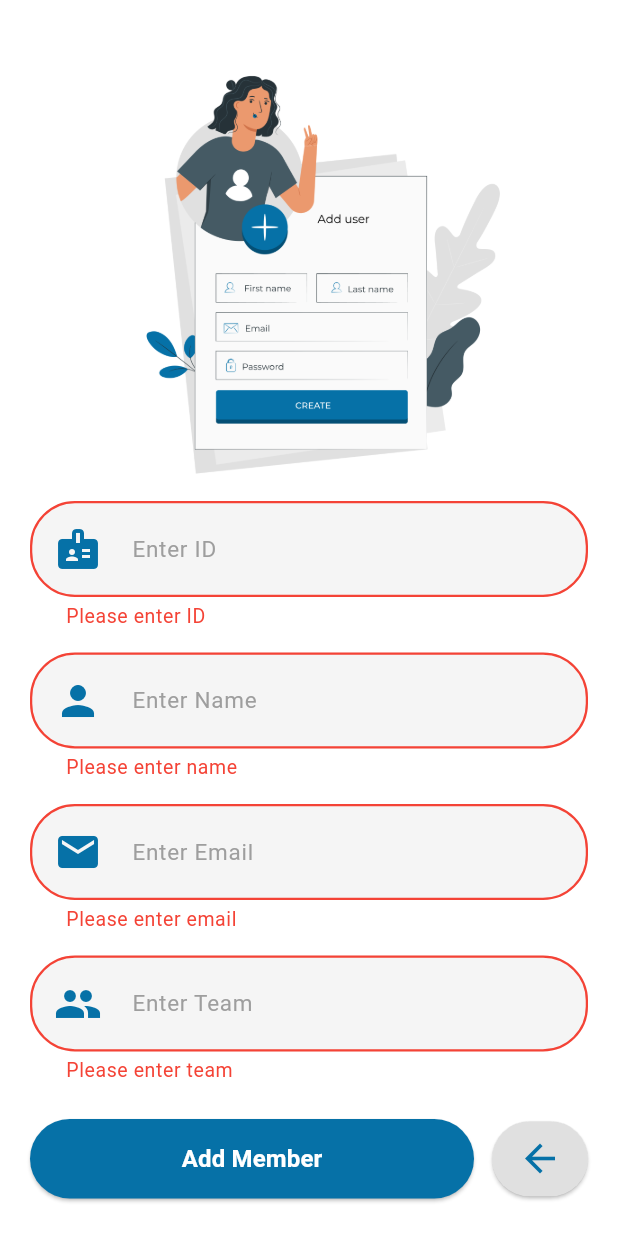
After one commit to Ali-Abdelnaser/Registrations-, a Flutter app: the AddMemberScreen screen opened directly, after a tap on "Add Member", on a phone screen of 412 x 824 dp. The commit adds this screen. Run offline on Flutter 3.47's test engine with Material 3 defaults, Android fonts, the light colour scheme and no system bars; our stand-ins replace equatable, flutter_bloc, flutter_svg, pie_chart, supabase_flutter; missing offline and left inert: mobile_scanner; accounts and stored records are empty; project files that could hold a hidden picture were left out.

Commit message:
Add New Member

```diff
--- a/lib/Logic/cubit/attendes_cubit.dart
+++ b/lib/Logic/cubit/attendes_cubit.dart
@@ -24,6 +24,34 @@ class BranchMembersCubit extends Cubit<BranchMembersState> {
     }
   }
 
+  Future<void> addMember({
+  required String id,
+  required String name,
+  required String email,
+  required String team,
+}) async {
+  try {
+    final success = await repository.addBranchMember({
+      'id': id,
+      'Name': name,
+      'email': email,
+      'Team': team,
+      'attendance': false,
+      'scannedAt': null,
+    });
+
+    if (!success) {
+      emit(BranchMembersError("Failed to insert member"));
+    } else {
+      // تقدر تعمل emit لنجاح هنا لو عايز
+    }
+  } catch (e) {
+    emit(BranchMembersError(e.toString()));
+    rethrow; // 👈 دي مهمة عشان الـ UI يقدر يلتقط الغلط في onPressed
+  }
+}
+
+
   /// ✅ بحث
   Future<void> searchMembers(String query) async {
     emit(BranchMembersLoading());
@@ -46,10 +74,13 @@ class BranchMembersCubit extends Cubit<BranchMembersState> {
   }
 
   /// ✅ مسح
-  Future<void> deleteMember(String id) async {
+  Future<void> resetAttendance(String id) async {
     try {
-      await repository.deleteBranchMember(id);
-      // نفس الكلام، الاستريم هيعمل التحديث تلقائي
+      await repository.updateBranchMember(id, {
+        'attendance': false,
+        'scannedAt': null, // ✅ هنخليها فاضية
+      });
+      // الاستريم هيعمل التحديث تلقائي
     } catch (e) {
       emit(BranchMembersError(e.toString()));
     }
--- a/lib/core/constants/app_colors.dart
+++ b/lib/core/constants/app_colors.dart
@@ -4,4 +4,5 @@ import 'package:flutter/material.dart';
 class AppColors {
   static const Color Blue = Color.fromARGB(255, 6, 113, 167);
   static const Color white = Color.fromARGB(255, 255, 255, 255);
+  static const Color red = Colors.red;
 }
--- a/lib/data/models/attendee.dart
+++ b/lib/data/models/attendee.dart
@@ -4,7 +4,7 @@ class Attendee {
   final String team;
   final String email;
   final bool attendance;
-  final DateTime? scanTime;
+  final DateTime? scannedAt;
 
   Attendee({
     required this.id,
@@ -12,7 +12,7 @@ class Attendee {
     required this.email,
     required this.team,
     this.attendance = false,
-    this.scanTime,
+    this.scannedAt,
   });
 
   factory Attendee.fromMap(Map<String, dynamic> map) {
@@ -22,8 +22,8 @@ class Attendee {
       email: map['email'],
       team: map['Team'],
       attendance: map['attendance'] ?? false,
-      scanTime: map['scan_time'] != null
-          ? DateTime.parse(map['scan_time'])
+      scannedAt: map['scannedAt'] != null
+          ? DateTime.parse(map['scannedAt'])
           : null,
     );
   }
@@ -34,7 +34,7 @@ class Attendee {
       'Name': name,
       'Team': team,
       'attendance': attendance,
-      'scan_time': scanTime?.toIso8601String(),
+      'scannedAt': scannedAt?.toIso8601String(),
     };
   }
 }
--- /dev/null
+++ b/lib/presentation/screens/Add Member/add_member.dart
@@ -0,0 +1,173 @@
+import 'package:flutter/material.dart';
+import 'package:flutter_bloc/flutter_bloc.dart';
+import 'package:registration/Logic/cubit/attendes_cubit.dart';
+import 'package:registration/core/constants/app_colors.dart';
+import 'package:registration/presentation/widgets/custom_dialog.dart';
+import 'package:registration/presentation/widgets/snakbar.dart';
+import 'package:registration/presentation/widgets/text-filed.dart';
+// استورد الويجت اللي عملته
+
+class AddMemberScreen extends StatefulWidget {
+  const AddMemberScreen({super.key});
+
+  @override
+  State<AddMemberScreen> createState() => _AddMemberScreenState();
+}
+
+class _AddMemberScreenState extends State<AddMemberScreen> {
+  final _formKey = GlobalKey<FormState>();
+  String? name;
+  String? id;
+  String? email;
+  String? team;
+
+  @override
+  Widget build(BuildContext context) {
+    return Scaffold(
+      backgroundColor: Colors.white,
+      body: Padding(
+        padding: const EdgeInsets.all(20.0),
+        child: Form(
+          key: _formKey,
+          child: SingleChildScrollView(
+            child: Column(
+              children: [
+                const SizedBox(height: 14),
+                Center(
+                  child: Image.asset("assets/img/add-user.png", height: 300),
+                ),
+                CustomTextField(
+                  hint: "Enter ID",
+                  icon: Icons.badge,
+                  validator: (value) =>
+                      value == null || value.isEmpty ? "Please enter ID" : null,
+                  onChanged: (val) => id = val,
+                ),
+                const SizedBox(height: 16),
+
+                CustomTextField(
+                  hint: "Enter Name",
+                  icon: Icons.person,
+                  validator: (value) => value == null || value.isEmpty
+                      ? "Please enter name"
+                      : null,
+                  onChanged: (val) => name = val,
+                ),
+                const SizedBox(height: 16),
+                CustomTextField(
+                  hint: "Enter Email",
+                  icon: Icons.email,
+                  keyboardType: TextInputType.emailAddress,
+                  validator: (value) => value == null || value.isEmpty
+                      ? "Please enter email"
+                      : null,
+                  onChanged: (val) => email = val,
+                ),
+                const SizedBox(height: 16),
+                CustomTextField(
+                  hint: "Enter Team",
+                  icon: Icons.group,
+                  validator: (value) => value == null || value.isEmpty
+                      ? "Please enter team"
+                      : null,
+                  onChanged: (val) => team = val,
+                ),
+                const SizedBox(height: 24),
+                Row(
+                  children: [
+                    Expanded(
+                      child: ElevatedButton(
+                        style: ElevatedButton.styleFrom(
+                          backgroundColor: AppColors.Blue,
+                          foregroundColor: Colors.white,
+                          padding: const EdgeInsets.symmetric(vertical: 15),
+                          shape: RoundedRectangleBorder(
+                            borderRadius: BorderRadius.circular(30),
+                          ),
+                        ),
+                        onPressed: () async {
+                          if (_formKey.currentState!.validate()) {
+                            try {
+                              await context
+                                  .read<BranchMembersCubit>()
+                                  .addMember(
+                                    id: id!,
+                                    name: name!,
+                                    email: email!,
+                                    team: team!,
+                                  );
+
+                              if (mounted) {
+                                ScaffoldMessenger.of(context).showSnackBar(
+                                  CustomSnakBar(
+                                    text: "Member added successfully",
+                                    textColor: AppColors.Blue,
+                                    icon: Icons.check_circle,
+                                    iconColor: Colors.green,
+                                  ),
+                                );
+
+                                Navigator.pop(context);
+                              }
+                            } catch (e) {
+                              if (e.toString().contains(
+                                "Member already exists",
+                              )) {
+                                showDialog(
+                                  context: context,
+                                  builder: (ctx) => const CustomDialog(
+                                    icon: Icons.warning_amber_rounded,
+                                    color: Colors.orange,
+                                    title: "Member Exists",
+                                    message:
+                                        "This member is already in the list.",
+                                    buttonText: "OK",
+                                  ),
+                                );
+                              } else {
+                                ScaffoldMessenger.of(context).showSnackBar(
+                                  CustomSnakBar(
+                                    text: "Error: $e",
+                                    textColor: AppColors.red,
+                                    icon: Icons.error,
+                                    iconColor: AppColors.red,
+                                  ),
+                                );
+                              }
+                            }
+                          }
+                        },
+                        child: const Text(
+                          "Add Member",
+                          style: TextStyle(
+                            fontSize: 16,
+                            fontWeight: FontWeight.bold,
+                          ),
+                        ),
+                      ),
+                    ),
+                    const SizedBox(width: 12),
+                    ElevatedButton(
+                      style: ElevatedButton.styleFrom(
+                        backgroundColor: Colors.grey[300],
+                        foregroundColor: AppColors.Blue,
+                        padding: const EdgeInsets.all(10),
+                        shape: RoundedRectangleBorder(
+                          borderRadius: BorderRadius.circular(30),
+                        ),
+                      ),
+                      onPressed: () {
+                        Navigator.pop(context);
+                      },
+                      child: const Icon(Icons.arrow_back, size: 30),
+                    ),
+                  ],
+                ),
+              ],
+            ),
+          ),
+        ),
+      ),
+    );
+  }
+}
--- a/lib/presentation/screens/Bottom App Bar/Batton_aoo_bar.dart
+++ b/lib/presentation/screens/Bottom App Bar/Batton_aoo_bar.dart
@@ -54,6 +54,11 @@ class _ModernBottomNavState extends State<ModernBottomNav> {
       decoration: BoxDecoration(
         color: Colors.white,
         borderRadius: BorderRadius.circular(30),
+        border: Border.all(
+          color: AppColors.Blue,
+          style: BorderStyle.solid,
+          width: 2,
+        ),
         boxShadow: [
           BoxShadow(
             color: AppColors.Blue.withValues(alpha: 0.8),
--- a/lib/presentation/screens/Home Page/home_page.dart
+++ b/lib/presentation/screens/Home Page/home_page.dart
@@ -1,5 +1,6 @@
 import 'dart:ui';
 import 'package:flutter/material.dart';
+import 'package:registration/presentation/screens/Add%20Member/add_member.dart';
 import 'package:registration/presentation/screens/attendees/scanned_participants_screen.dart';
 import 'package:registration/presentation/screens/scan/qr_scan.dart';
 import 'package:registration/presentation/widgets/navigator.dart';
@@ -72,9 +73,9 @@ class HomePage extends StatelessWidget {
                       ),
                       _buildGridItem(
                         context,
-                        Icons.people,
-                        "Participants",
-                        ScannedParticipantsScreen(),
+                        Icons.add_circle_outline,
+                        "Add New Member",
+                        AddMemberScreen(),
                       ),
                       _buildGridItem(
                         context,
--- a/lib/presentation/screens/login/login_page.dart
+++ b/lib/presentation/screens/login/login_page.dart
@@ -65,13 +65,13 @@ class _LoginPageState extends State<LoginPage> {
               const SizedBox(height: 50),
 
               // ✅ الصورة فوق
-              Center(child: Image.asset("assets/img/vector.png", height: 300)),
+              Center(child: Image.asset("assets/img/login.png", height: 300)),
 
               const SizedBox(height: 40),
 
               // ✅ Email field
               CustomTextField(
-                icon: "assets/icons/mail.svg",
+                icon: Icons.email_outlined,
                 hint: "Email",
                 onChanged: (val) => _email = val,
                 validator: (val) {
--- a/lib/presentation/screens/onbording/start_page.dart
+++ b/lib/presentation/screens/onbording/start_page.dart
@@ -1,6 +1,6 @@
 import 'package:flutter/material.dart';
 import 'package:registration/presentation/screens/Bottom%20App%20Bar/Batton_aoo_bar.dart';
-import 'package:registration/presentation/screens/login/login_page.dart';
+
 import 'package:registration/presentation/widgets/navigator.dart';
 
 class OnBoardingScreen extends StatelessWidget {
--- a/lib/presentation/widgets/snakbar.dart
+++ b/lib/presentation/widgets/snakbar.dart
@@ -14,7 +14,7 @@ SnackBar CustomSnakBar({
     margin: const EdgeInsets.all(10),
     duration: const Duration(seconds: 3),
     content: Row(
-      crossAxisAlignment: CrossAxisAlignment.center, // أيقونة في النص
+      crossAxisAlignment: CrossAxisAlignment.center,
       children: [
         Icon(icon, color: iconColor, size: 22),
         const SizedBox(width: 8),
--- a/lib/presentation/widgets/text-filed.dart
+++ b/lib/presentation/widgets/text-filed.dart
@@ -4,7 +4,7 @@ import 'package:registration/core/constants/app_colors.dart';
 class CustomTextField extends StatelessWidget {
   final Function(String)? onChanged;
   final String? Function(String?)? validator;
-  final String icon;
+  final IconData icon;
   final String hint;
   final TextInputType keyboardType;
   final bool obscureText;
@@ -36,7 +36,7 @@ class CustomTextField extends StatelessWidget {
         prefixIcon: Padding(
           padding: const EdgeInsets.all(16.0),
           child: Icon(
-            Icons.email_outlined, // هنا حط الايقونة اللي انت عاوزها
+            icon, // هنا حط الايقونة اللي انت عاوزها
             size: 32,
             color: AppColors.Blue,
           ),
--- a/pubspec.yaml
+++ b/pubspec.yaml
@@ -39,7 +39,7 @@ dependencies:
   mobile_scanner: ^7.0.1
   pie_chart: ^5.4.0
   supabase_flutter: ^2.10.0
-
+  intl: ^0.19.0
 dev_dependencies:
   flutter_lints: ^5.0.0
   flutter_test:
```
Also changed, not shown: lib/data/repositories/attendee_repository.dart (+14 -0 lines), lib/presentation/screens/attendees/scanned_participants_screen.dart (+24 -6 lines), lib/presentation/widgets/custom_dialog.dart (added, +75 -0 lines), assets/img/add-user.png (added), assets/img/login.png (added), pubspec.lock.
